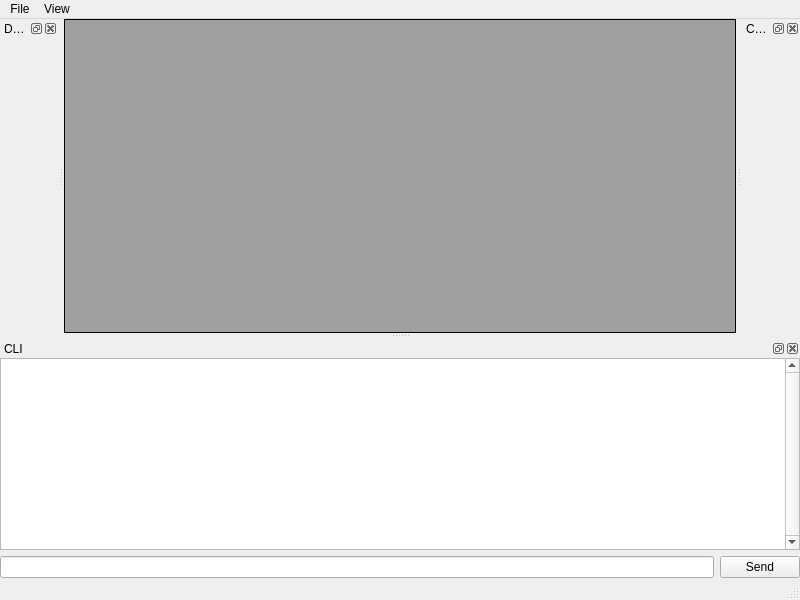
This is qt_files/comp_app.ui in UBC-Rocket/UBCRocketGroundStation as Qt 5 draws it before an edit. The edited form follows.
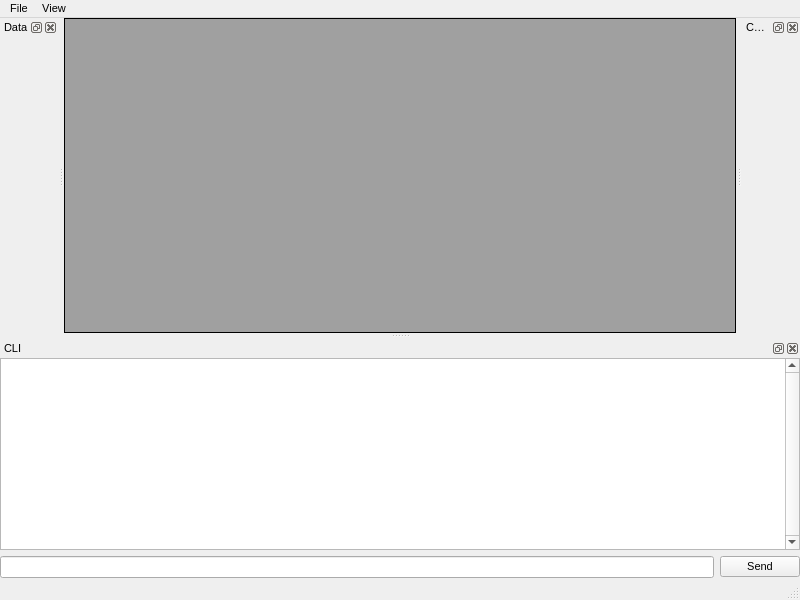
This is the edited form.

Commit message: Prevent OS from setting tiny default font

Patch:
```diff
--- a/qt_files/comp_app.ui
+++ b/qt_files/comp_app.ui
@@ -10,6 +10,11 @@
     <height>600</height>
    </rect>
   </property>
+  <property name="font">
+   <font>
+    <pointsize>8</pointsize>
+   </font>
+  </property>
   <property name="windowTitle">
    <string>Ground Station</string>
   </property>
```
The commit also changes 4 other files.
